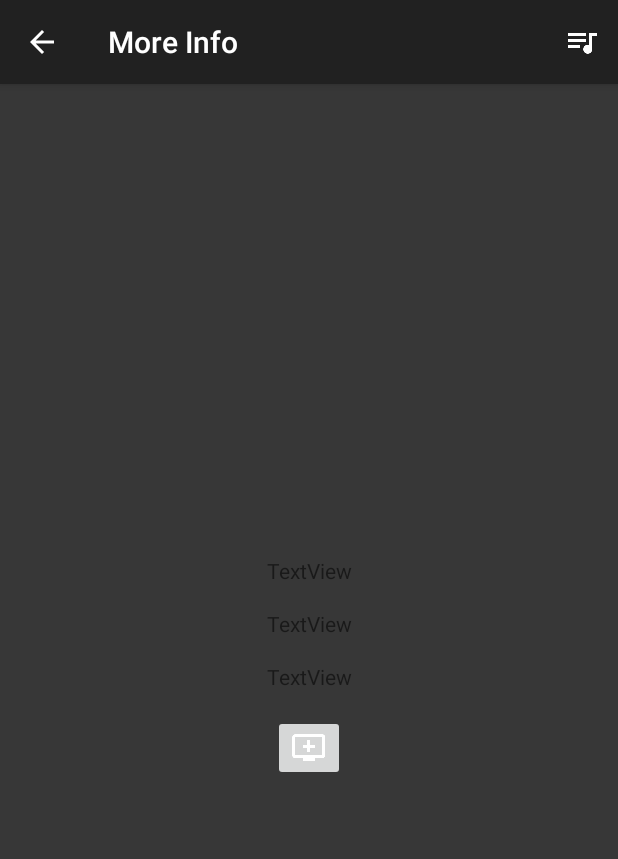
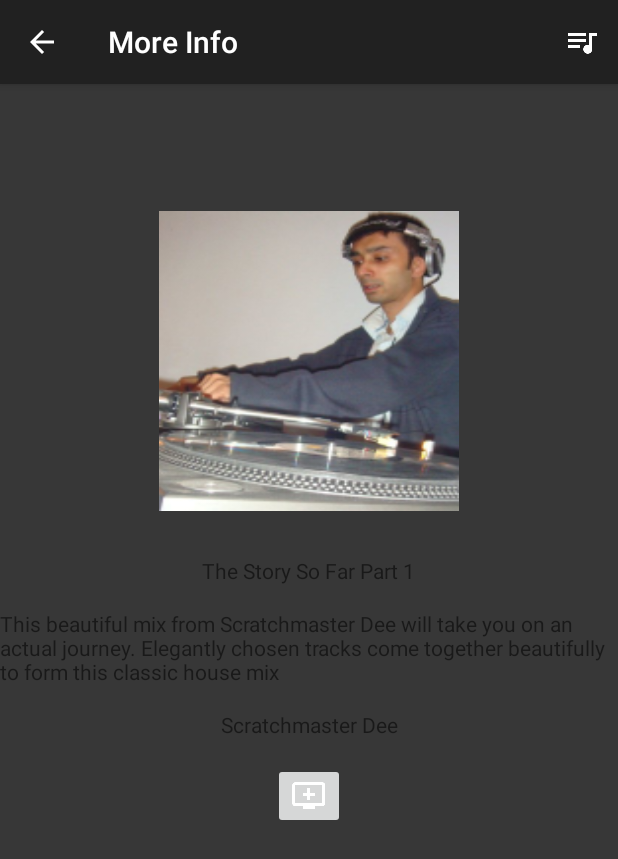
Before and after one commit to fruitcakej/FunkyPod, an Android app: the screen it shows after launch (MoreInfo), after a tap on "The Story So Far Part 1", on a phone screen of 412 x 824 dp. Shown: the top 859 px of the screen. Run offline under Robolectric (Android 15) with nearby library versions, the phone set to English and light mode, and no system bars.

Commit message:
Building other activities

```diff
--- a/app/src/main/java/com/example/android/funkypod/MainActivity.java
+++ b/app/src/main/java/com/example/android/funkypod/MainActivity.java
@@ -24,7 +24,7 @@ public class MainActivity extends AppCompatActivity {
 
 
         // Create an arraylist of the available mixes / podcasts available
-        ArrayList<Mixes> availableMixes = new ArrayList<Mixes>();
+        final ArrayList<Mixes> availableMixes = new ArrayList<Mixes>();
         availableMixes.add(new Mixes("The Story So Far Part 1", "Scratchmaster Dee",
                 "This beautiful mix from Scratchmaster Dee will take you on an actual journey." +
                         " Elegantly chosen tracks come together beautifully to form this classic house mix",
@@ -59,38 +59,28 @@ public class MainActivity extends AppCompatActivity {
         // Create an {@link MixAdapterAdapter}, whose data source is a list of
         // {@link Mix'}s. The adapter knows how to create list item views for each item
         // in the list.
-        MixAdapter mixAdapter = new MixAdapter(this, availableMixes);
+        final MixAdapter mixAdapter = new MixAdapter(this, availableMixes);
 
         // Get a reference to the ListView, and attach the adapter to the listView.
         ListView listView = (ListView) findViewById(R.id.listview_mixes);
         listView.setAdapter(mixAdapter);
 
         /**
-         * Set onItemClick listener for specific row clicks
+         * Set onItemClick listener for specific row clicks and prepare intent
          */
         listView.setOnItemClickListener(new AdapterView.OnItemClickListener() {
 
             @Override
             public void onItemClick(AdapterView<?> parent, View view, int position, long id) {
 
+                Mixes mixes = availableMixes.get(position);
+
                 Intent moreInfoIntent = new Intent(MainActivity.this, MoreInfo.class);
+                moreInfoIntent.putExtra("mixName", mixes.getMixName());
+                moreInfoIntent.putExtra("info", mixes.getInfo());
+                moreInfoIntent.putExtra("artistName", mixes.getArtistName());
+                moreInfoIntent.putExtra("imageResourceID", mixes.getImageResourceId());
                 startActivity(moreInfoIntent);
-
-            }
-        });
-
-        /**
-         * Do I need this method ?
-         */
-
-        listView.setOnItemSelectedListener(new AdapterView.OnItemSelectedListener() {
-            @Override
-            public void onItemSelected(AdapterView<?> parent, View view, int position, long id) {
-
-            }
-
-            @Override
-            public void onNothingSelected(AdapterView<?> parent) {
 
             }
         });
--- a/app/src/main/java/com/example/android/funkypod/MoreInfo.java
+++ b/app/src/main/java/com/example/android/funkypod/MoreInfo.java
@@ -6,6 +6,8 @@ import android.support.v7.app.AppCompatActivity;
 import android.support.v7.widget.Toolbar;
 import android.view.Menu;
 import android.view.MenuItem;
+import android.widget.ImageView;
+import android.widget.TextView;
 
 public class MoreInfo extends AppCompatActivity {
 
@@ -19,6 +21,30 @@ public class MoreInfo extends AppCompatActivity {
         getSupportActionBar().setDisplayHomeAsUpEnabled(true);
         getSupportActionBar().setTitle("More Info");
 
+        /**
+         * Associate to Views
+         */
+        ImageView mix_icon = (ImageView) findViewById(R.id.mix_icon);
+        TextView mixNameTextView = (TextView) findViewById(R.id.mixName);
+        TextView artistNameTextView = (TextView) findViewById(R.id.artistName);
+        TextView infoTextView = (TextView) findViewById(R.id.info);
+
+        /**
+         * Get the selected intent
+         */
+        Intent moreInfoIntent = getIntent();
+        int imageID = moreInfoIntent.getIntExtra("imageResourceID", 0);
+        String mix = moreInfoIntent.getStringExtra("mixName");
+        String info = moreInfoIntent.getStringExtra("info");
+        String artist = moreInfoIntent.getStringExtra("artistName");
+
+        /**
+         * Set on the above Views
+         */
+        mix_icon.setImageResource(imageID);
+        mixNameTextView.setText(mix);
+        artistNameTextView.setText(artist);
+        infoTextView.setText(info);
     }
 
     @Override
--- a/app/src/main/res/layout/content_more_info.xml
+++ b/app/src/main/res/layout/content_more_info.xml
@@ -9,7 +9,7 @@
     tools:showIn="@layout/activity_more_info">
 
     <ImageView
-        android:id="@id/mix_icon"
+        android:id="@+id/mix_icon"
         android:layout_width="200dp"
         android:layout_height="200dp"
         android:layout_marginTop="8dp"
```
